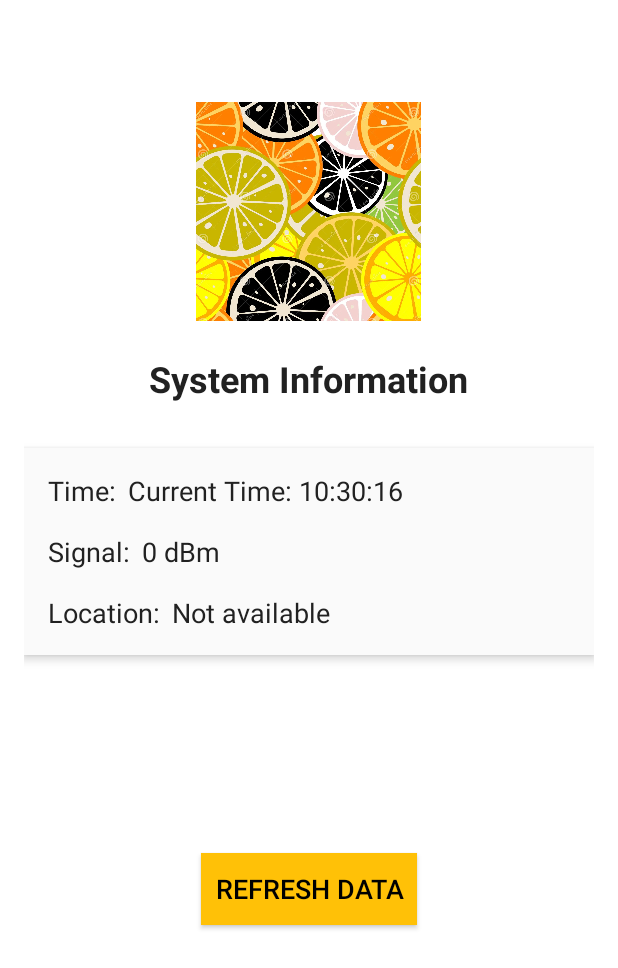
After one commit to fantiknumberone/limon, an Android app: the SystemInfoActivity screen opened directly, with no data from a screen before it, on a phone screen of 412 x 824 dp. The commit adds this screen. Shown: the top 968 px of the screen. Run offline under Robolectric (Android 15) with nearby library versions, the phone set to English and light mode, and no system bars; Roboto replaces fonts that are not available here; 2 statements that could not run were skipped.

Commit message:
лаба с локацией

```diff
--- a/app/src/main/java/com/example/limon/Mp3PlayerActivity.kt
+++ b/app/src/main/java/com/example/limon/Mp3PlayerActivity.kt
@@ -22,7 +22,7 @@ class Mp3PlayerActivity : AppCompatActivity() {
     private val TAG = "Mp3Player"
     private val APP_FOLDER_NAME = "MP3Player"
 
-    // Views
+
     private lateinit var buttonPrev: Button
     private lateinit var buttonNext: Button
     private lateinit var buttonPause: Button
--- /dev/null
+++ b/app/src/main/java/com/example/limon/SystemInfoActivity.kt
@@ -0,0 +1,311 @@
+package com.example.limon
+
+import android.Manifest
+import android.annotation.SuppressLint
+import android.content.ContentValues
+import android.content.Context
+import android.content.pm.PackageManager
+import android.location.Location
+import android.os.Build
+import android.os.Bundle
+import android.os.Environment
+import android.os.Looper
+import android.provider.MediaStore
+import android.telephony.PhoneStateListener
+import android.telephony.SignalStrength
+import android.telephony.TelephonyManager
+import android.telephony.TelephonyCallback
+import android.util.Log
+import android.widget.Button
+import android.widget.TextView
+import android.widget.Toast
+import androidx.annotation.RequiresApi
+import androidx.annotation.StringRes
+import androidx.appcompat.app.AppCompatActivity
+import androidx.core.app.ActivityCompat
+import androidx.core.content.ContextCompat
+import com.google.android.gms.location.FusedLocationProviderClient
+import com.google.android.gms.location.LocationCallback
+import com.google.android.gms.location.LocationRequest
+import com.google.android.gms.location.LocationResult
+import com.google.android.gms.location.LocationServices
+import com.google.android.gms.location.Priority
+import org.json.JSONObject
+import java.io.File
+import java.io.FileOutputStream
+import java.text.SimpleDateFormat
+import java.util.Date
+import java.util.Locale
+import java.util.concurrent.Executor
+import java.util.concurrent.Executors
+
+@SuppressLint("MissingPermission", "BatteryLife")
+class SystemInfoActivity : AppCompatActivity() {
+
+    // Views
+    private lateinit var tvTime: TextView
+    private lateinit var tvSignal: TextView
+    private lateinit var tvLocation: TextView
+    private lateinit var tvStatus: TextView
+    private lateinit var btnRefresh: Button
+
+    // Services
+    private lateinit var telephonyManager: TelephonyManager
+    private lateinit var fusedLocationClient: FusedLocationProviderClient
+
+    // Data
+    private var signalStrengthValue = 0
+    private var currentLocation: Location? = null
+    private val executor = Executors.newSingleThreadExecutor()
+
+    // Permissions
+    private val requiredPermissions = arrayOf(
+        Manifest.permission.ACCESS_COARSE_LOCATION,
+        Manifest.permission.ACCESS_FINE_LOCATION,
+        if (Build.VERSION.SDK_INT >= Build.VERSION_CODES.TIRAMISU) {
+            Manifest.permission.READ_BASIC_PHONE_STATE
+        } else {
+            Manifest.permission.READ_PHONE_STATE
+        }
+    )
+
+    // Location configuration
+    private val locationRequest = LocationRequest.Builder(
+        Priority.PRIORITY_HIGH_ACCURACY,
+        10000
+    ).setMinUpdateIntervalMillis(5000).build()
+
+    private val locationCallback = object : LocationCallback() {
+        override fun onLocationResult(locationResult: LocationResult) {
+            super.onLocationResult(locationResult)
+            currentLocation = locationResult.lastLocation
+            updateLocationText()
+        }
+    }
+
+    // Signal strength listeners
+    @Suppress("DEPRECATION")
+    private val phoneStateListener = object : PhoneStateListener() {
+        override fun onSignalStrengthsChanged(signalStrength: SignalStrength) {
+            updateSignalStrength(signalStrength)
+        }
+    }
+
+    private val signalStrengthCallback = if (Build.VERSION.SDK_INT >= Build.VERSION_CODES.S) {
+        object : TelephonyCallback(), TelephonyCallback.SignalStrengthsListener {
+            override fun onSignalStrengthsChanged(signalStrength: SignalStrength) {
+                updateSignalStrength(signalStrength)
+            }
+        }
+    } else {
+        null
+    }
+
+    override fun onCreate(savedInstanceState: Bundle?) {
+        super.onCreate(savedInstanceState)
+        setContentView(R.layout.activity_system_info)
+
+        initViews()
+        setupButtons()
+        checkPermissions()
+
+        fusedLocationClient = LocationServices.getFusedLocationProviderClient(this)
+    }
+
+    private fun initViews() {
+        tvTime = findViewById(R.id.tvTime)
+        tvSignal = findViewById(R.id.tvSignal)
+        tvLocation = findViewById(R.id.tvLocation)
+        tvStatus = findViewById(R.id.tvStatus)
+        btnRefresh = findViewById(R.id.btnRefresh)
+    }
+
+    private fun setupButtons() {
+        btnRefresh.setOnClickListener { updateAllData() }
+    }
+
+    private fun checkPermissions() {
+        if (requiredPermissions.all {
+                ContextCompat.checkSelfPermission(this, it) == PackageManager.PERMISSION_GRANTED
+            }) {
+            setupTelephony()
+            setupLocation()
+            updateAllData()
+        } else {
+            ActivityCompat.requestPermissions(
+                this,
+                requiredPermissions,
+                PERMISSION_REQUEST_CODE
+            )
+        }
+    }
+
+    @SuppressLint("MissingPermission")
+    private fun setupTelephony() {
+        telephonyManager = getSystemService(Context.TELEPHONY_SERVICE) as TelephonyManager
+
+        if (Build.VERSION.SDK_INT >= Build.VERSION_CODES.S) {
+            try {
+                telephonyManager.registerTelephonyCallback(
+                    mainExecutor,
+                    signalStrengthCallback as TelephonyCallback
+                )
+            } catch (e: Exception) {
+                Log.e("SystemInfoActivity", "TelephonyCallback error", e)
+                setupLegacyTelephony()
+            }
+        } else {
+            setupLegacyTelephony()
+        }
+    }
+
+    @Suppress("DEPRECATION")
+    private fun setupLegacyTelephony() {
+        telephonyManager.listen(phoneStateListener, PhoneStateListener.LISTEN_SIGNAL_STRENGTHS)
+    }
+
+    @SuppressLint("MissingPermission")
+    private fun setupLocation() {
+        fusedLocationClient.requestLocationUpdates(
+            locationRequest,
+            locationCallback,
+            Looper.getMainLooper()
+        )
+
+        fusedLocationClient.lastLocation.addOnSuccessListener { location ->
+            currentLocation = location
+            updateLocationText()
+        }
+    }
+
+    private fun updateAllData() {
+        updateTime()
+        updateSignalText()
+        updateLocationText()
+    }
+
+    private fun updateTime() {
+        val time = SimpleDateFormat("HH:mm:ss", Locale.getDefault()).format(Date())
+        setTextWithResource(tvTime, R.string.current_time, time)
+    }
+
+    private fun updateSignalText() {
+        setTextWithResource(tvSignal, R.string.signal_strength, signalStrengthValue.toString())
+    }
+
+    private fun updateLocationText() {
+        currentLocation?.let {
+            val lat = "%.6f".format(it.latitude)
+            val lon = "%.6f".format(it.longitude)
+            setTextWithResource(tvLocation, R.string.location_coords, lat, lon)
+        } ?: run {
+            tvLocation.setText(R.string.location_not_available)
+        }
+    }
+
+    private fun updateSignalStrength(signalStrength: SignalStrength) {
+        signalStrengthValue = when {
+            signalStrength.cellSignalStrengths.isNotEmpty() ->
+                signalStrength.cellSignalStrengths[0].level
+            Build.VERSION.SDK_INT >= Build.VERSION_CODES.M ->
+                signalStrength.level
+            else -> signalStrength.gsmSignalStrength
+        }
+        runOnUiThread {
+            updateSignalText()
+        }
+    }
+
+    private fun saveDataToJson() {
+        executor.execute {
+            try {
+                val jsonString = createJsonData()
+                val fileName = "system_info_${SimpleDateFormat("yyyyMMdd_HHmmss", Locale.getDefault()).format(Date())}.json"
+
+                if (Build.VERSION.SDK_INT >= Build.VERSION_CODES.Q) {
+                    saveWithMediaStore(fileName, jsonString)
+                } else {
+                    saveLegacy(fileName, jsonString)
+                }
+
+                runOnUiThread {
+                    setTextWithResource(tvStatus, R.string.status_auto_saved,
+                        SimpleDateFormat("HH:mm:ss", Locale.getDefault()).format(Date()))
+                }
+            } catch (e: Exception) {
+                runOnUiThread {
+                    tvStatus.setText(R.string.status_error_saving)
+                    Toast.makeText(this, R.string.error_saving_data, Toast.LENGTH_SHORT).show()
+                }
+                Log.e("SystemInfoActivity", "Error saving data", e)
+            }
+        }
+    }
+
+    private fun createJsonData(): String {
+        return JSONObject().apply {
+            put("time", SimpleDateFormat("yyyy-MM-dd HH:mm:ss", Locale.getDefault()).format(Date()))
+            put("signal_strength", signalStrengthValue)
+            currentLocation?.let {
+                put("latitude", it.latitude)
+                put("longitude", it.longitude)
+                put("accuracy", it.accuracy)
+            }
+        }.toString()
+    }
+
+    @RequiresApi(Build.VERSION_CODES.Q)
+    private fun saveWithMediaStore(fileName: String, content: String) {
+        val resolver = contentResolver
+        val values = ContentValues().apply {
+            put(MediaStore.MediaColumns.DISPLAY_NAME, fileName)
+            put(MediaStore.MediaColumns.MIME_TYPE, "application/json")
+            put(MediaStore.MediaColumns.RELATIVE_PATH, Environment.DIRECTORY_DOCUMENTS + "/SystemInfo")
+        }
+
+        resolver.insert(MediaStore.Files.getContentUri("external"), values)?.let { uri ->
+            resolver.openOutputStream(uri)?.use { stream ->
+                stream.write(content.toByteArray())
+            }
+        }
+    }
+
+    private fun saveLegacy(fileName: String, content: String) {
+        val dir = File(Environment.getExternalStoragePublicDirectory(Environment.DIRECTORY_DOCUMENTS), "SystemInfo")
+        if (!dir.exists()) dir.mkdirs()
+
+        File(dir, fileName).outputStream().use {
+            it.write(content.toByteArray())
+        }
+    }
+
+    private fun setTextWithResource(textView: TextView, @StringRes resId: Int, vararg args: Any) {
+        textView.text = getString(resId, *args)
+    }
+
+    override fun onRequestPermissionsResult(
+        requestCode: Int,
+        permissions: Array<out String>,
+        grantResults: IntArray
+    ) {
+        super.onRequestPermissionsResult(requestCode, permissions, grantResults)
+        if (requestCode == PERMISSION_REQUEST_CODE && grantResults.all { it == PackageManager.PERMISSION_GRANTED }) {
+            setupTelephony()
+            setupLocation()
+            updateAllData()
+        }
+    }
+
+    override fun onDestroy() {
+        super.onDestroy()
+        executor.shutdown()
+        fusedLocationClient.removeLocationUpdates(locationCallback)
+        if (Build.VERSION.SDK_INT < Build.VERSION_CODES.S) {
+            telephonyManager.listen(phoneStateListener, PhoneStateListener.LISTEN_NONE)
+        }
+    }
+
+    companion object {
+        private const val PERMISSION_REQUEST_CODE = 101
+    }
+}
--- /dev/null
+++ b/app/src/main/res/layout/activity_system_info.xml
@@ -0,0 +1,135 @@
+<?xml version="1.0" encoding="utf-8"?>
+<RelativeLayout xmlns:android="http://schemas.android.com/apk/res/android"
+    android:layout_width="match_parent"
+    android:layout_height="match_parent"
+    android:padding="16dp"
+    android:background="#FFFFFF">
+
+    <!-- Логотип приложения -->
+    <ImageView
+        android:id="@+id/logo"
+        android:layout_width="150dp"
+        android:layout_height="150dp"
+        android:layout_centerHorizontal="true"
+        android:layout_marginTop="50dp"
+        android:src="@drawable/app_logo"
+        android:contentDescription="@string/app_logo" />
+
+    <!-- Заголовок -->
+    <TextView
+        android:id="@+id/title"
+        android:layout_width="wrap_content"
+        android:layout_height="wrap_content"
+        android:layout_below="@id/logo"
+        android:layout_centerHorizontal="true"
+        android:layout_marginTop="20dp"
+        android:text="@string/system_info_title"
+        android:textColor="#212121"
+        android:textSize="24sp"
+        android:textStyle="bold" />
+
+    <!-- Информационная панель -->
+    <LinearLayout
+        android:layout_width="match_parent"
+        android:layout_height="wrap_content"
+        android:layout_below="@id/title"
+        android:layout_marginTop="30dp"
+        android:orientation="vertical"
+        android:background="#FAFAFA"
+        android:padding="16dp"
+        android:elevation="4dp">
+
+        <!-- Время -->
+        <LinearLayout
+            android:layout_width="match_parent"
+            android:layout_height="wrap_content"
+            android:layout_marginBottom="16dp"
+            android:orientation="horizontal">
+
+            <TextView
+                android:layout_width="wrap_content"
+                android:layout_height="wrap_content"
+                android:text="@string/time_label"
+                android:textColor="#212121"
+                android:textSize="18sp" />
+
+            <TextView
+                android:id="@+id/tvTime"
+                android:layout_width="wrap_content"
+                android:layout_height="wrap_content"
+                android:layout_marginStart="8dp"
+                android:textColor="#212121"
+                android:textSize="18sp" />
+        </LinearLayout>
+
+        <!-- Сигнал -->
+        <LinearLayout
+            android:layout_width="match_parent"
+            android:layout_height="wrap_content"
+            android:layout_marginBottom="16dp"
+            android:orientation="horizontal">
+
+            <TextView
+                android:layout_width="wrap_content"
+                android:layout_height="wrap_content"
+                android:text="@string/signal_label"
+                android:textColor="#212121"
+                android:textSize="18sp" />
+
+            <TextView
+                android:id="@+id/tvSignal"
+                android:layout_width="wrap_content"
+                android:layout_height="wrap_content"
+                android:layout_marginStart="8dp"
+                android:textColor="#212121"
+                android:textSize="18sp" />
+        </LinearLayout>
+
+        <!-- Локация -->
+        <LinearLayout
+            android:layout_width="match_parent"
+            android:layout_height="wrap_content"
+            android:orientation="horizontal">
+
+            <TextView
+                android:layout_width="wrap_content"
+                android:layout_height="wrap_content"
+                android:text="@string/location_label"
+                android:textColor="#212121"
+                android:textSize="18sp" />
+
+            <TextView
+                android:id="@+id/tvLocation"
+                android:layout_width="wrap_content"
+                android:layout_height="wrap_content"
+                android:layout_marginStart="8dp"
+                android:textColor="#212121"
+                android:textSize="18sp" />
+        </LinearLayout>
+    </LinearLayout>
+
+    <!-- Кнопка обновления -->
+    <androidx.appcompat.widget.AppCompatButton
+        android:id="@+id/btnRefresh"
+        android:layout_width="144dp"
+        android:layout_height="wrap_content"
+        android:layout_below="@id/title"
+        android:layout_centerHorizontal="true"
+        android:layout_marginTop="300dp"
+        android:background="#FFC107"
+        android:text="@string/refresh_button"
+        android:textColor="@color/black"
+        android:textSize="18sp" />
+
+    <!-- Статус -->
+    <TextView
+        android:id="@+id/tvStatus"
+        android:layout_width="wrap_content"
+        android:layout_height="wrap_content"
+        android:layout_below="@id/btnRefresh"
+        android:layout_centerHorizontal="true"
+        android:layout_marginTop="16dp"
+        android:textColor="#757575"
+        android:textSize="14sp" />
+
+</RelativeLayout>
--- a/app/src/main/res/values/strings.xml
+++ b/app/src/main/res/values/strings.xml
@@ -2,6 +2,9 @@
 <resources>
     <string name="app_name">LIMON</string>
     <string name="app_logo">Логотип приложения</string>
+    <string name="system_info_title">System Information</string>
+    <string name="calc_title">Calculator</string>
+    <string name="mp3_player_title">Music Player</string>
 
 
     <string name="button_calc">Калькулятор</string>
@@ -40,4 +43,21 @@
     <string name="default_song_name">No song selected</string>
     <string name="play">Play</string>
     <string name="song_info_format">%1$s - %2$s</string>
+
+
+    <string name="button_system_info">Локация</string>
+    <string name="time_icon">Time icon</string>
+    <string name="signal_icon">Signal icon</string>
+    <string name="location_icon">Location icon</string>
+    <string name="time_label">Time:</string>
+    <string name="signal_label">Signal:</string>
+    <string name="location_label">Location:</string>
+    <string name="refresh_button">Refresh Data</string>
+    <string name="current_time">Current Time: %s</string>
+    <string name="signal_strength">%s dBm</string>
+    <string name="location_coords">Lat: %s, Lon: %s</string>
+    <string name="location_not_available">Not available</string>
+    <string name="status_auto_saved">Last updated: %s</string>
+    <string name="status_error_saving">Error saving data</string>
+    <string name="error_saving_data">Failed to save data</string>
 </resources>
```
Also changed, not shown: app/build.gradle.kts (+45 -15 lines), app/src/main/AndroidManifest.xml (+43 -16 lines), app/src/main/java/com/example/limon/MainActivity.kt (+7 -3 lines), app/src/main/res/layout/activity_main.xml (+13 -5 lines).
